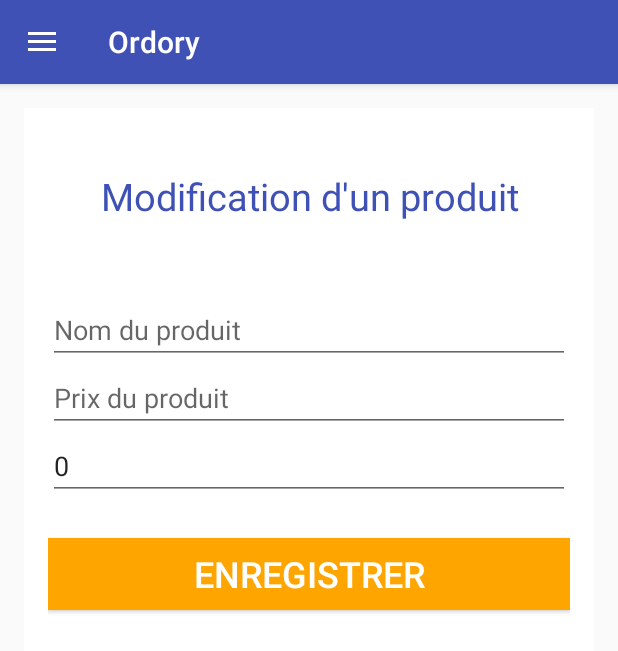
After one commit to ghansum/Ordory, an Android app: the fragment EditProductFormFragment placed in its activity, on a phone screen of 412 x 824 dp. The commit adds this screen. Shown: the top 651 px of the screen. Run offline under Robolectric (Android 15) with nearby library versions, the phone set to English and light mode, and no system bars; 2 statements that could not run were skipped.

Commit message:
ajout de l'edition d'une liste

```diff
--- /dev/null
+++ b/app/src/main/java/com/ordory/ordory/EditProductFormFragment.java
@@ -0,0 +1,183 @@
+package com.ordory.ordory;
+
+import android.app.Activity;
+import android.app.Fragment;
+import android.app.FragmentTransaction;
+import android.content.Context;
+import android.content.SharedPreferences;
+import android.net.Uri;
+import android.os.AsyncTask;
+import android.os.Bundle;
+import android.view.LayoutInflater;
+import android.view.View;
+import android.view.ViewGroup;
+import android.widget.Button;
+import android.widget.EditText;
+import android.widget.TextView;
+
+import com.utils.Constant;
+import com.utils.MyAsynctask;
+
+import org.json.JSONObject;
+
+
+/**
+ * A simple {@link Fragment} subclass.
+ * Activities that contain this fragment must implement the
+ * {@link EditProductFormFragment.OnFragmentInteractionListener} interface
+ * to handle interaction events.
+ * Use the {@link EditProductFormFragment#newInstance} factory method to
+ * create an instance of this fragment.
+ */
+public class EditProductFormFragment extends Fragment {
+    // TODO: Rename parameter arguments, choose names that match
+    // the fragment initialization parameters, e.g. ARG_ITEM_NUMBER
+    private static final String ARG_PARAM1 = "param1";
+    private static final String ARG_PARAM2 = "param2";
+
+    // TODO: Rename and change types of parameters
+    private String mParam1;
+    private String mParam2;
+    private String productName;
+    private String quantity;
+    private String price;
+
+    private OnFragmentInteractionListener mListener;
+
+    private SharedPreferences sharedPreferences;
+    private Button btnUpdateProduct;
+    private EditText productName_edit;
+    private EditText price_edit;
+    private EditText quantity_edit;
+    private TextView blocInfo;
+
+    public EditProductFormFragment() {
+        // Required empty public constructor
+    }
+
+    /**
+     * Use this factory method to create a new instance of
+     * this fragment using the provided parameters.
+     *
+     * @param param1 Parameter 1.
+     * @param param2 Parameter 2.
+     * @return A new instance of fragment EditProductFormFragment.
+     */
+    // TODO: Rename and change types and number of parameters
+    public static EditProductFormFragment newInstance(String param1, String param2) {
+        EditProductFormFragment fragment = new EditProductFormFragment();
+        Bundle args = new Bundle();
+        args.putString(ARG_PARAM1, param1);
+        args.putString(ARG_PARAM2, param2);
+        fragment.setArguments(args);
+        return fragment;
+    }
+
+    @Override
+    public void onCreate(Bundle savedInstanceState) {
+        super.onCreate(savedInstanceState);
+        if (getArguments() != null) {
+            mParam1 = getArguments().getString(ARG_PARAM1);
+            mParam2 = getArguments().getString(ARG_PARAM2);
+        }
+    }
+
+    @Override
+    public View onCreateView(LayoutInflater inflater, ViewGroup container,
+                             Bundle savedInstanceState) {
+        // Inflate the layout for this fragment
+        View view  = inflater.inflate(R.layout.fragment_edit_product_form, container, false);
+
+        productName_edit = (EditText) view.findViewById(R.id.productName);
+        price_edit = (EditText) view.findViewById(R.id.price);
+        quantity_edit = (EditText) view.findViewById(R.id.quantity);
+        blocInfo = (TextView) view.findViewById(R.id.editProductInfo);
+
+        sharedPreferences = getActivity().getSharedPreferences("mySharedPref", 0);
+
+        String productNameToEdit = sharedPreferences.getString("productNameToEdit", "");
+        String productPriceToEdit= sharedPreferences.getString("productPriceToEdit", "");
+        int productQuantityToEdit = sharedPreferences.getInt("productQuantityToEdit", 0);
+
+        price_edit.setText(productPriceToEdit);
+        productName_edit.setText(productNameToEdit);
+        quantity_edit.setText(productQuantityToEdit+"");
+
+        final MyAsynctask asyncTask = new MyAsynctask();
+
+        asyncTask.setListner(new IConnectListner() {
+            @Override
+            public void onSuccess(JSONObject obj) {
+                Fragment fragment = new ShopDetailsFragment();
+                FragmentTransaction transaction = getFragmentManager().beginTransaction();
+                transaction.replace(R.id.fragment_edit_product_form, fragment);
+                transaction.commit();
+            }
+
+            @Override
+            public void onFailed() {
+                blocInfo.setText("Erreur lors de la mise à jour du produit");
+            }
+        });
+
+        btnUpdateProduct = (Button) view.findViewById(R.id.btn_edit_product);
+        btnUpdateProduct.setOnClickListener(new View.OnClickListener(){
+            @Override
+            public void onClick(View v) {
+
+
+                String userToken = sharedPreferences.getString("userToken", "");
+                int shopId = sharedPreferences.getInt("listshopId", -1);
+                int idProductToEdit = sharedPreferences.getInt("idProductToEdit", -1);
+
+                productName = productName_edit.getText().toString();
+                price = price_edit.getText().toString();
+                quantity = quantity_edit.getText().toString();
+
+                String url = Constant.WS_EDIT_PRODUCT_URL+"?token="+userToken+"&id="+idProductToEdit+"&name="+productName+"&quantity="+quantity+"&price="+price;
+                asyncTask.execute(url);
+            }
+        });
+
+        return view;
+    }
+
+    // TODO: Rename method, update argument and hook method into UI event
+    public void onButtonPressed(Uri uri) {
+        if (mListener != null) {
+            mListener.onFragmentInteraction(uri);
+        }
+    }
+
+    @Override
+    public void onAttach(Context context) {
+        super.onAttach(context);
+        if (context instanceof OnFragmentInteractionListener) {
+            mListener = (OnFragmentInteractionListener) context;
+        } else {
+            throw new RuntimeException(context.toString()
+                    + " must implement OnFragmentInteractionListener");
+        }
+    }
+
+    @Override
+    public void onDetach() {
+        super.onDetach();
+        mListener = null;
+    }
+
+    /**
+     * This interface must be implemented by activities that contain this
+     * fragment to allow an interaction in this fragment to be communicated
+     * to the activity and potentially other fragments contained in that
+     * activity.
+     * <p/>
+     * See the Android Training lesson <a href=
+     * "http://developer.android.com/training/basics/fragments/communicating.html"
+     * >Communicating with Other Fragments</a> for more information.
+     */
+    public interface OnFragmentInteractionListener {
+        // TODO: Update argument type and name
+        void onFragmentInteraction(Uri uri);
+    }
+}
--- a/app/src/main/java/com/ordory/ordory/MainActivity.java
+++ b/app/src/main/java/com/ordory/ordory/MainActivity.java
@@ -28,7 +28,8 @@ import org.json.JSONObject;
 public class MainActivity extends AppCompatActivity
         implements NavigationView.OnNavigationItemSelectedListener, RegisterFragment.OnFragmentInteractionListener, ConnectFragment.OnFragmentInteractionListener,
                    BracketFragment.OnFragmentInteractionListener, ListShoppingListFragment.OnFragmentInteractionListener, ListFormularFragment.OnFragmentInteractionListener ,
-                   ShopDetailsFragment.OnFragmentInteractionListener, ProductFormFragment.OnFragmentInteractionListener{
+                   ShopDetailsFragment.OnFragmentInteractionListener, ProductFormFragment.OnFragmentInteractionListener, EditProductFormFragment.OnFragmentInteractionListener,
+                   EditShoppingListFormFragment.OnFragmentInteractionListener{
 
     private Fragment fragment = null;
     private Button btnview = null;
--- /dev/null
+++ b/app/src/main/res/layout/fragment_edit_product_form.xml
@@ -0,0 +1,78 @@
+<FrameLayout xmlns:android="http://schemas.android.com/apk/res/android"
+    xmlns:tools="http://schemas.android.com/tools"
+    android:id="@+id/fragment_edit_product_form"
+    android:layout_width="match_parent"
+    android:layout_height="match_parent"
+    android:background="@color/colorWhite"
+    tools:context="com.ordory.ordory.EditProductFormFragment">
+
+    <!-- TODO: Update blank fragment layout -->
+    <ScrollView
+        android:layout_width="fill_parent"
+        android:layout_height="fill_parent">
+        <LinearLayout
+            android:orientation="vertical"
+            android:layout_width="match_parent"
+            android:layout_height="match_parent"
+            android:paddingBottom="@dimen/activity_vertical_margin"
+            android:paddingLeft="@dimen/activity_horizontal_margin"
+            android:paddingRight="@dimen/activity_horizontal_margin"
+            android:paddingTop="@dimen/activity_vertical_margin">
+
+            <TextView
+                android:layout_width="match_parent"
+                android:layout_height="80dp"
+                android:textSize="25dp"
+                android:textAlignment="center"
+                android:layout_marginTop="20dp"
+                android:layout_marginBottom="9dp"
+                android:paddingTop="5dp"
+                android:textColor="@color/colorPrimary"
+                android:text="@string/edit_product"/>
+
+            <EditText
+                android:layout_width="fill_parent"
+                android:layout_height="wrap_content"
+                android:hint="@string/product_name"
+                android:id="@+id/productName"
+                />
+
+            <EditText
+                android:layout_width="fill_parent"
+                android:layout_height="wrap_content"
+                android:hint="@string/product_price"
+                android:id="@+id/price"
+                />
+
+            <EditText
+                android:layout_width="fill_parent"
+                android:layout_height="wrap_content"
+                android:hint="@string/product_quantity"
+                android:id="@+id/quantity"
+                />
+
+            <Button
+                android:layout_width="fill_parent"
+                android:layout_height="wrap_content"
+                android:id="@+id/btn_edit_product"
+                android:layout_marginTop="25dp"
+                android:background="@color/colorOrange"
+                android:textColor="@color/colorWhite"
+                android:textSize="24dp"
+                android:text="Enregistrer"
+                />
+            <TextView
+                android:id="@+id/editProductInfo"
+                android:layout_width="match_parent"
+                android:layout_height="60dp"
+                android:textSize="14dp"
+                android:textAlignment="center"
+                android:layout_marginTop="28dp"
+                android:layout_marginBottom="27dp"
+                android:paddingTop="10dp"
+                android:textColor="@color/colorAccent"
+                />
+        </LinearLayout>
+
+    </ScrollView>
+</FrameLayout>
--- a/app/src/main/res/values/strings.xml
+++ b/app/src/main/res/values/strings.xml
@@ -31,8 +31,12 @@
     <string name="ws_urlShoppingListRemove">http://appspaces.fr/esgi/shopping_list/shopping_list/remove.php</string>
 
     <!-- String View -->
+    <string name="btn_edit">Modifier</string>
+
+
     <!-- String for list shopping list view-->
     <string name="list_shoppinglist_title">Mes listes de course</string>
+
 
     <!-- Menu String -->
     <string name="menu_shoppinglist_search">Rechercher</string>
@@ -40,10 +44,13 @@
     <string name="menu_shoppinglist_add">Ajouter</string>
     <string name="list_shoppinglist_detail_title">Produits de ma liste</string>
     <string name="add_shppinglist_title">Ajout nouvelle liste</string>
+    <string name="update_shoppinglist_title">Modification de la liste</string>
 
     <!-- Product form value -->
     <string name="add_product">Ajout d\'un produit</string>
+    <string name="edit_product">Modification d\'un produit</string>
     <string name="product_name">Nom du produit</string>
     <string name="product_price">Prix du produit</string>
     <string name="product_quantity">Quantité</string>
+
 </resources>
```
Also changed, not shown: app/src/main/java/com/adapter/ProductAdapter.java (+13 -1 lines), app/src/main/java/com/adapter/ShoppingListAdapter.java (+12 -1 lines), app/src/main/java/com/ordory/ordory/EditShoppingListFormFragment.java (added, +176 -0 lines), app/src/main/res/layout/fragment_edit_shopping_list_form.xml (added, +79 -0 lines), 2 other files.
